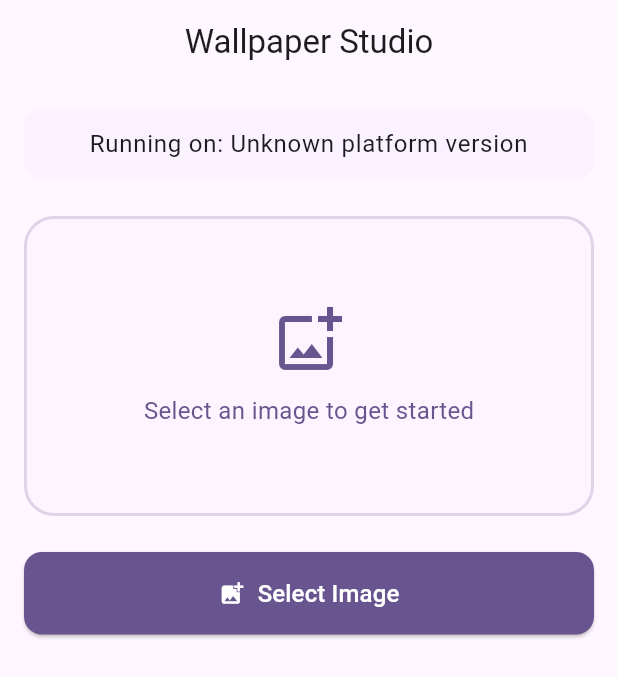
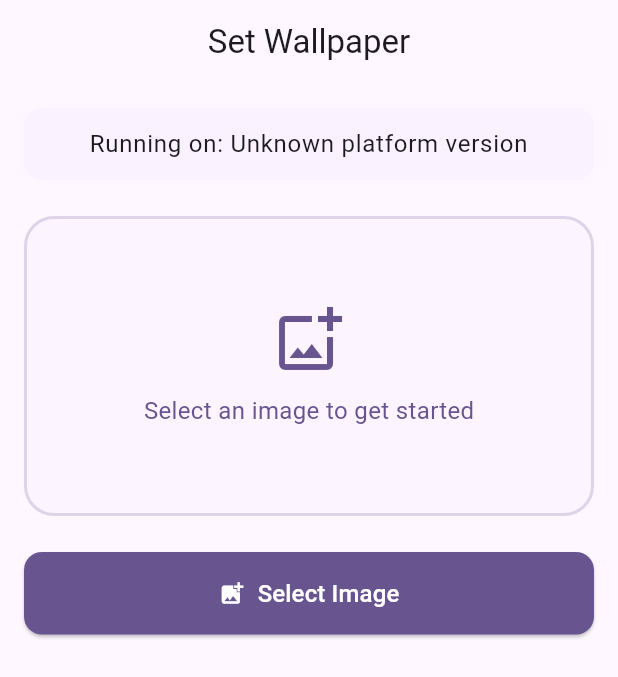
Before and after one commit to hlarchi/set_wallpaper, a Flutter app: the screen it shows after launch, on a phone screen of 412 x 824 dp. Shown: the top 677 px of the screen. Run offline on Flutter 3.47's test engine with Material 3 defaults, Android fonts, the phone set to English and light mode, and no system bars; our stand-ins replace image_picker, plugin_platform_interface.

Commit message:
Update main.dart

```diff
--- a/example/lib/main.dart
+++ b/example/lib/main.dart
@@ -150,7 +150,7 @@ class _HomeScreenState extends State<HomeScreen>
 
     return Scaffold(
       appBar: AppBar(
-        title: const Text('Wallpaper Studio'),
+        title: const Text('Set Wallpaper'),
         centerTitle: true,
         elevation: 0,
         backgroundColor: Colors.transparent,
```
